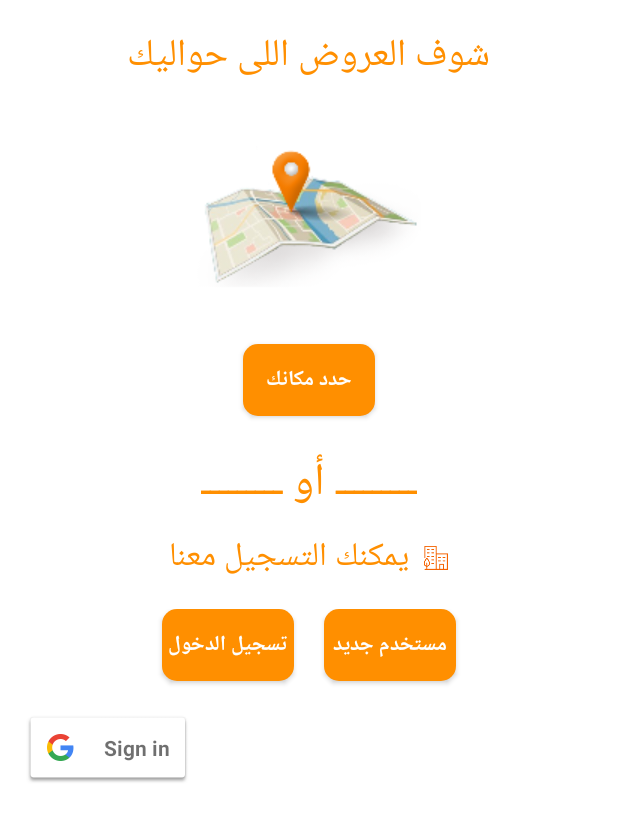
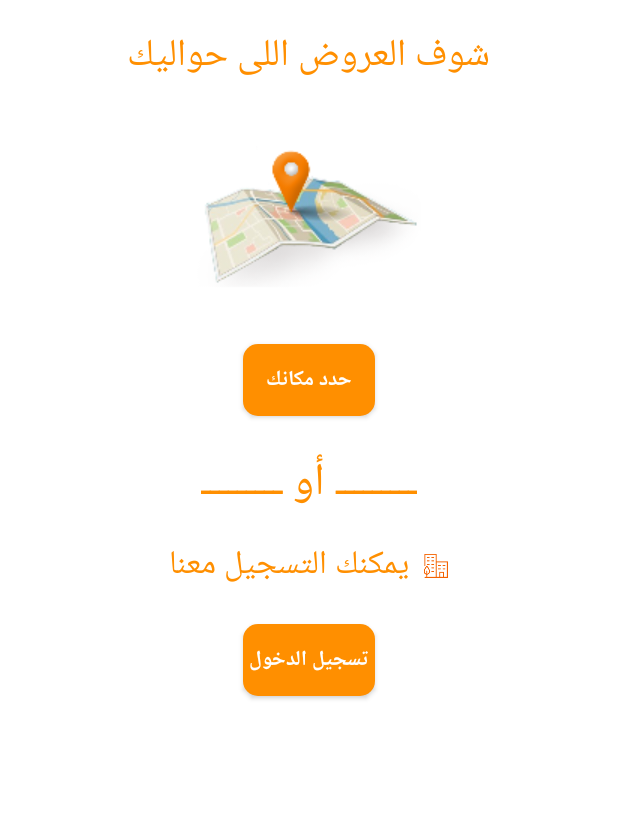
Before and after one commit to Ref3at/3roodk, an Android app: the screen it shows after launch (PositioningActivity), on a phone screen of 412 x 824 dp. Shown: the top 821 px of the screen. Run offline under Robolectric (Android 15) with nearby library versions, the phone set to English and light mode, and no system bars; our stand-ins replace Firebase (no records; nobody signed in at launch, a user with empty details on screens opened directly); libraries missing offline, so code that uses them is left out: com.firebase.ui.

Commit message:
Add Sign in by Firebase UI Fix Scrollbar in Details Fix Sign in and Sign out

```diff
--- a/app/build.gradle
+++ b/app/build.gradle
@@ -46,6 +46,7 @@ dependencies {
     compile 'com.google.android.gms:play-services-maps:9.0.1'
     compile 'com.google.firebase:firebase-core:9.0.1'
     compile 'com.google.firebase:firebase-database:9.0.1'
+    compile 'com.firebaseui:firebase-ui-auth:0.4.0'
     compile 'com.firebaseui:firebase-ui-database:0.4.0'
     compile 'com.google.firebase:firebase-auth:9.0.1'
     compile 'com.google.android.gms:play-services-auth:9.0.1'
--- a/app/src/main/java/com/app3roodk/Constants.java
+++ b/app/src/main/java/com/app3roodk/Constants.java
@@ -11,7 +11,7 @@ public class Constants {
     public static final String KEY_USER = "keyuser";
     public static final String KEY_SHOP = "keyshop";
     public static final String KEY_CITY = "keycity";
-
+    public static final int RC_SIGN_IN = 123;
     // imgur
 
     public static final String MY_IMGUR_CLIENT_ID = "62f6fca2c114a98";
--- a/app/src/main/java/com/app3roodk/UI/PositioningActivity/PositioningActivity.java
+++ b/app/src/main/java/com/app3roodk/UI/PositioningActivity/PositioningActivity.java
@@ -4,36 +4,24 @@ import android.content.Context;
 import android.content.Intent;
 import android.location.LocationManager;
 import android.os.Bundle;
-import android.support.annotation.NonNull;
 import android.support.v7.app.AppCompatActivity;
 import android.util.Log;
 import android.view.View;
 import android.widget.Button;
+import android.widget.ProgressBar;
+import android.widget.TextView;
 import android.widget.Toast;
 
+import com.app3roodk.Constants;
 import com.app3roodk.R;
-import com.app3roodk.Schema.Comments;
 import com.app3roodk.Schema.Shop;
 import com.app3roodk.Schema.User;
 import com.app3roodk.UI.CategoriesActivity.CategoriesActivity;
-import com.app3roodk.UI.Signing.SignInActivity;
-import com.app3roodk.UI.Signing.SignUpActivity;
 import com.app3roodk.UtilityGeneral;
-import com.google.android.gms.auth.api.Auth;
-import com.google.android.gms.auth.api.signin.GoogleSignInAccount;
-import com.google.android.gms.auth.api.signin.GoogleSignInOptions;
-import com.google.android.gms.auth.api.signin.GoogleSignInResult;
-import com.google.android.gms.common.ConnectionResult;
-import com.google.android.gms.common.SignInButton;
-import com.google.android.gms.common.api.GoogleApiClient;
+import com.firebase.ui.auth.AuthUI;
 import com.google.android.gms.maps.model.LatLng;
-import com.google.android.gms.tasks.OnCompleteListener;
-import com.google.android.gms.tasks.Task;
-import com.google.firebase.auth.AuthCredential;
-import com.google.firebase.auth.AuthResult;
 import com.google.firebase.auth.FirebaseAuth;
 import com.google.firebase.auth.FirebaseUser;
-import com.google.firebase.auth.GoogleAuthProvider;
 import com.google.firebase.database.DataSnapshot;
 import com.google.firebase.database.DatabaseError;
 import com.google.firebase.database.DatabaseReference;
@@ -41,17 +29,15 @@ import com.google.firebase.database.FirebaseDatabase;
 import com.google.firebase.database.ValueEventListener;
 
 import java.util.ArrayList;
-import java.util.HashMap;
 import java.util.Iterator;
-import java.util.Map;
 
 public class PositioningActivity extends AppCompatActivity {
 
-    private static final int RC_SIGN_IN = 123;
-    Button btnSignIn, btnSignUp, btnChooseLocation;
-    public GoogleApiClient mGoogleApiClient;
-    private FirebaseAuth mAuth;
-    private User user;
+    Button btnSignIn, btnChooseLocation;
+    TextView txtSigningIn;
+    ProgressBar progressBar;
+    User user;
+    static public boolean stay;
 
     @Override
     protected void onCreate(Bundle savedInstanceState) {
@@ -59,74 +45,23 @@ public class PositioningActivity extends AppCompatActivity {
         setContentView(R.layout.activity_positioning);
         user = new User();
         btnSignIn = (Button) findViewById(R.id.btnSignIn);
-        btnSignUp = (Button) findViewById(R.id.btnSignUp);
         btnChooseLocation = (Button) findViewById(R.id.btnPosition);
-        mAuth = FirebaseAuth.getInstance();
+        progressBar = (ProgressBar) findViewById(R.id.progress_bar);
+        txtSigningIn = (TextView) findViewById(R.id.txtSigningIn);
         configClicks();
-        initGoogleSignIn();
-    }
-
-    private void initGoogleSignIn() {
-        GoogleSignInOptions gso = new GoogleSignInOptions.Builder(GoogleSignInOptions.DEFAULT_SIGN_IN)
-                .requestIdToken(getString(R.string.default_web_client_id))
-                .requestEmail()
-                .build();
-
-        mGoogleApiClient = new GoogleApiClient.Builder(this)
-                .enableAutoManage(this, new GoogleApiClient.OnConnectionFailedListener() {
-                    @Override
-                    public void onConnectionFailed(@NonNull ConnectionResult connectionResult) {
-                        Toast.makeText(getBaseContext(), "Failed", Toast.LENGTH_SHORT).show();
-                    }
-                })
-                .addApi(Auth.GOOGLE_SIGN_IN_API, gso)
-                .build();
-        SignInButton signInButton = (SignInButton) findViewById(R.id.sign_in_button);
-        signInButton.setSize(SignInButton.SIZE_STANDARD);
-        signInButton.setScopes(gso.getScopeArray());
-
-        signInButton.setOnClickListener(new View.OnClickListener() {
-            @Override
-            public void onClick(View v) {
-                if (getLatLng())
-                    signInGoogle();
-            }
-        });
-    }
-
-
-    private void signInGoogle() {
-        Intent signInIntent = Auth.GoogleSignInApi.getSignInIntent(mGoogleApiClient);
-        startActivityForResult(signInIntent, RC_SIGN_IN);
     }
 
     protected void onActivityResult(int requestCode, int resultCode, Intent data) {
         super.onActivityResult(requestCode, resultCode, data);
-        GoogleSignInResult result = Auth.GoogleSignInApi.getSignInResultFromIntent(data);
-        if (result.isSuccess()) {
-            // Google Sign In was successful, authenticate with Firebase
-            GoogleSignInAccount account = result.getSignInAccount();
-            firebaseAuthWithGoogle(account);
-        } else {
-            // Google Sign In failed, update UI appropriately
-            // ...
-        }
-    }
-
-    private void firebaseAuthWithGoogle(final GoogleSignInAccount acct) {
-        Log.d("firebaseAuthWithGoogle", "firebaseAuthWithGoogle:" + acct.getId());
-
-        AuthCredential credential = GoogleAuthProvider.getCredential(acct.getIdToken(), null);
-        mAuth.signInWithCredential(credential)
-                .addOnCompleteListener(this, new OnCompleteListener<AuthResult>() {
-                    @Override
-                    public void onComplete(@NonNull Task<AuthResult> task) {
-                        Log.d("sdasdasd", "signInWithCredential:onComplete:" + task.isSuccessful());
-                        user.setObjectId(task.getResult().getUser().getUid());
+        if (requestCode == Constants.RC_SIGN_IN) {
+            if (resultCode == RESULT_OK) {
+                setLoadingVisibility(View.VISIBLE);
+                FirebaseUser acct = FirebaseAuth.getInstance().getCurrentUser();
+                user.setObjectId(acct.getUid());
                 user.setEmail(acct.getEmail());
                 user.setName(acct.getDisplayName());
                 FirebaseDatabase database = FirebaseDatabase.getInstance();
-                        DatabaseReference myRef = database.getReference("Users").child(task.getResult().getUser().getUid());
+                DatabaseReference myRef = database.getReference("Users").child(acct.getUid());
                 myRef.setValue(user, new DatabaseReference.CompletionListener() {
                     @Override
                     public void onComplete(DatabaseError databaseError, DatabaseReference databaseReference) {
@@ -148,6 +83,8 @@ public class PositioningActivity extends AppCompatActivity {
                                             }
                                             UtilityGeneral.saveUser(getBaseContext(), user);
                                             startActivity(new Intent(PositioningActivity.this, CategoriesActivity.class));
+                                            setLoadingVisibility(View.INVISIBLE);
+                                            stay = false;
                                             finish();
                                         }
 
@@ -159,36 +96,39 @@ public class PositioningActivity extends AppCompatActivity {
                         }
                     }
                 });
-
-                        // If sign in fails, display a message to the user. If sign in succeeds
-                        // the auth state listener will be notified and logic to handle the
-                        // signed in user can be handled in the listener.
-                        if (!task.isSuccessful()) {
-                            Toast.makeText(getBaseContext(), "حدث مشكلة ما", Toast.LENGTH_LONG).show();
+            } else {
+                Toast.makeText(getBaseContext(), "فشل فى تسجيل الدخول", Toast.LENGTH_LONG).show();
             }
         }
-                });
+    }
+
+    private void setLoadingVisibility(int visibility) {
+        progressBar.setVisibility(visibility);
+        txtSigningIn.setVisibility(visibility);
     }
 
     private void configClicks() {
 
-        btnSignUp.setOnClickListener(new View.OnClickListener() {
-            @Override
-            public void onClick(View v) {
-                startActivity(new Intent(getBaseContext(), SignUpActivity.class));
-            }
-        });
-
         btnSignIn.setOnClickListener(new View.OnClickListener() {
             @Override
             public void onClick(View v) {
-                startActivity(new Intent(getBaseContext(), SignInActivity.class));
+                if (!getLatLng()) return;
+                startActivityForResult(
+                        AuthUI.getInstance()
+                                .createSignInIntentBuilder()
+                                .setProviders(
+                                        AuthUI.EMAIL_PROVIDER,
+                                        AuthUI.GOOGLE_PROVIDER)
+                                //          AuthUI.FACEBOOK_PROVIDER
+                                .build(),
+                        Constants.RC_SIGN_IN);
             }
         });
 
         btnChooseLocation.setOnClickListener(new View.OnClickListener() {
             @Override
             public void onClick(View v) {
+                stay = false;
                 LocationManager manager = (LocationManager) getSystemService(Context.LOCATION_SERVICE);
                 if (!manager.isProviderEnabled(LocationManager.GPS_PROVIDER)) {
                     Toast.makeText(getBaseContext(), "Open Location First", Toast.LENGTH_SHORT).show();
@@ -231,10 +171,9 @@ public class PositioningActivity extends AppCompatActivity {
     @Override
     protected void onResume() {
         super.onResume();
-        if (UtilityGeneral.isLocationExist(getBaseContext())) {
+        if (!stay && UtilityGeneral.isLocationExist(getBaseContext())) {
             startActivity(new Intent(PositioningActivity.this, CategoriesActivity.class));
             finish();
         }
     }
-
 }
--- a/app/src/main/res/layout/activity_positioning.xml
+++ b/app/src/main/res/layout/activity_positioning.xml
@@ -48,31 +48,20 @@
         android:textColor="@color/colorPrimaryDark"
         android:textSize="30sp" />
 
-    <LinearLayout
-        android:layout_width="wrap_content"
-        android:layout_height="wrap_content"
-        android:layout_gravity="center_horizontal"
-        android:orientation="horizontal">
 
     <TextView
-            android:layout_width="match_parent"
+        android:layout_width="wrap_content"
         android:layout_height="wrap_content"
         android:layout_gravity="center"
         android:layout_marginBottom="10dp"
         android:drawableEnd="@drawable/house"
         android:drawablePadding="10dp"
         android:drawableRight="@drawable/house"
+        android:gravity="center"
         android:text="@string/ability_to_sign"
         android:textColor="@color/colorPrimaryDark"
         android:textSize="22sp" />
 
-    </LinearLayout>
-
-    <LinearLayout
-        android:layout_width="match_parent"
-        android:layout_height="wrap_content"
-        android:gravity="center"
-        android:orientation="horizontal">
 
     <Button
         android:id="@+id/btnSignIn"
@@ -85,22 +74,22 @@
         android:textColor="@color/white"
         android:textStyle="bold" />
 
-        <Button
-            android:id="@+id/btnSignUp"
+    <ProgressBar
+        android:id="@+id/progress_bar"
         android:layout_width="wrap_content"
         android:layout_height="wrap_content"
-            android:layout_gravity="center_horizontal"
-            android:layout_margin="10dp"
-            android:background="@drawable/custom_background_buttons"
-            android:text="@string/new_user"
-            android:textColor="@color/white"
-            android:textStyle="bold" />
+        android:layout_gravity="center"
+        android:visibility="invisible"/>
+
+    <TextView
+        android:id="@+id/txtSigningIn"
+        android:layout_width="wrap_content"
+        android:layout_height="wrap_content"
+        android:layout_gravity="center"
+        android:gravity="center"
+        android:text="@string/signing_in"
+        android:textColor="@color/colorPrimaryDark"
+        android:textSize="20sp"
+        android:visibility="invisible"/>
 
 </LinearLayout>
-
-    <com.google.android.gms.common.SignInButton
-        android:id="@+id/sign_in_button"
-        android:layout_width="wrap_content"
-        android:layout_height="wrap_content" />
-
-</LinearLayout>
--- a/app/src/main/res/menu/menu_navigation.xml
+++ b/app/src/main/res/menu/menu_navigation.xml
@@ -27,12 +27,6 @@
             android:icon="@drawable/profile_image"
             android:tint="@color/button_grey"
             android:title="@string/sign_in" />
-
-        <item
-            android:id="@+id/action_signup"
-            android:icon="@drawable/profile_image"
-            android:tint="@color/button_grey"
-            android:title="@string/new_user" />
 
         <item
             android:id="@+id/action_new_shop"
```
Also changed, not shown: app/src/main/java/com/app3roodk/UI/CategoriesActivity/CategoriesActivity.java (+18 -12 lines), app/src/main/java/com/app3roodk/UI/OffersCards/CardsActivity.java (+21 -14 lines), app/src/main/java/com/app3roodk/UtilityGeneral.java (+7 -0 lines), app/src/main/res/layout/fragment_detail.xml (+12 -5 lines), app/src/main/res/values/strings.xml (+5 -4 lines). Lines whose indentation alone changed are shown as unchanged.
